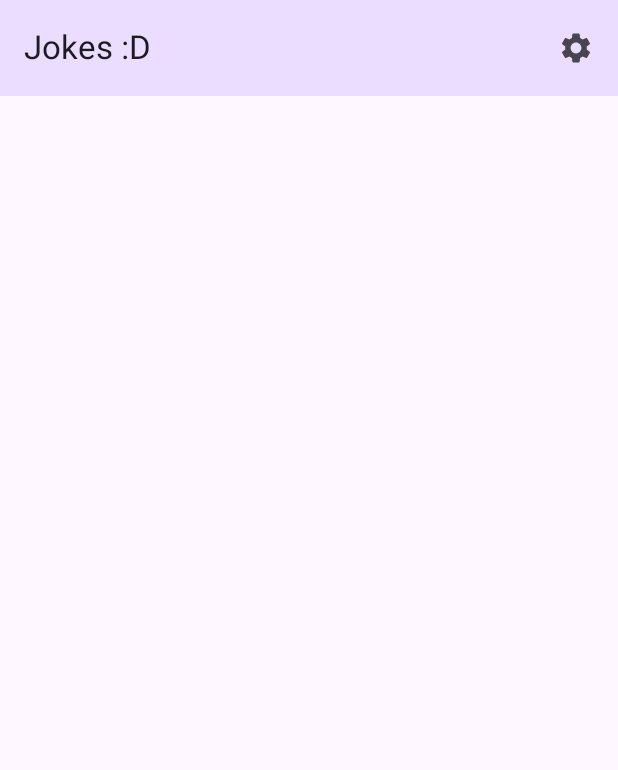
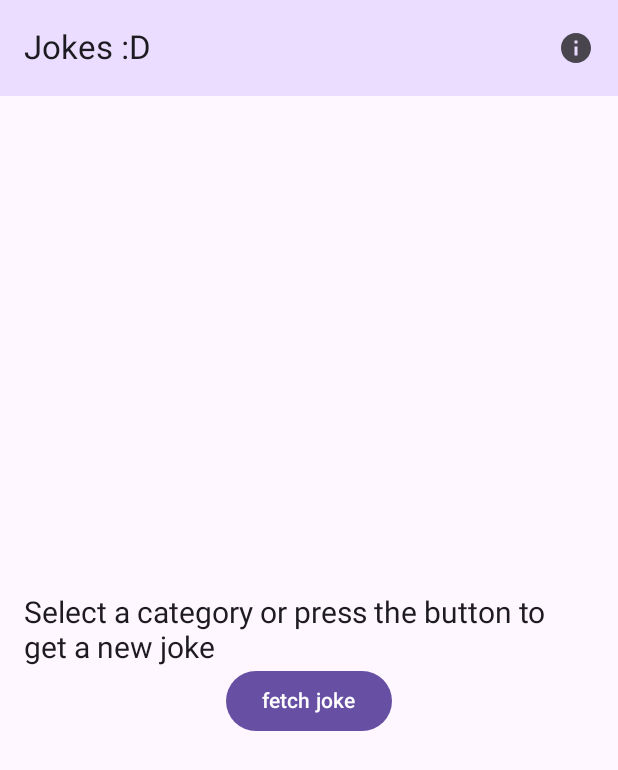
Before and after one commit to uhoney/natiivimobiili-jokes, an Android app built with Jetpack Compose: the screen it shows after launch (MainActivity), on a phone screen of 412 x 824 dp. Shown: the top 770 px of the screen. Run offline under Robolectric (Android 15) with nearby library versions, the phone set to English and light mode, and no system bars; our stand-ins replace accompanist.

Commit message:
navigaatio ja teema toimiva

```diff
--- a/app/src/main/java/com/example/natiivimobiili_jokes/view/CustomTAB.kt
+++ b/app/src/main/java/com/example/natiivimobiili_jokes/view/CustomTAB.kt
@@ -1,6 +1,8 @@
 package com.example.natiivimobiili_jokes.view
 
 import androidx.compose.material.icons.Icons
+import androidx.compose.material.icons.automirrored.filled.ArrowBack
+import androidx.compose.material.icons.filled.Info
 import androidx.compose.material.icons.filled.Settings
 import androidx.compose.material3.ExperimentalMaterial3Api
 import androidx.compose.material3.Icon
@@ -23,16 +25,22 @@ fun CustomTAB(navController: NavController, screenTitle: String) {
     TopAppBar(
         title = { Text(screenTitle) },
         colors = TopAppBarDefaults.topAppBarColors(MaterialTheme.colorScheme.primaryContainer),
+        navigationIcon = {
+            if (currentRoute == "about") {
+                IconButton(onClick = { navController.popBackStack() }) {
+                    Icon(Icons.AutoMirrored.Filled.ArrowBack, contentDescription = "Back")
+                }
+            }
+        },
         actions = {
-            IconButton(
-                onClick = {
-                    if (currentRoute != "settings") {
-                        navController.navigate("settings")
-                    }
-                },
-                enabled = currentRoute != "settings"
-            ) {
-                Icon(Icons.Default.Settings, contentDescription = "Settings screen")
+            if (currentRoute != "about") {
+                IconButton(
+                    onClick = {
+                        navController.navigate("about")
+                    })
+                {
+                    Icon(Icons.Default.Info, contentDescription = "About screen")
+                }
             }
         }
     )
--- a/app/src/main/java/com/example/natiivimobiili_jokes/view/MainActivity.kt
+++ b/app/src/main/java/com/example/natiivimobiili_jokes/view/MainActivity.kt
@@ -14,6 +14,7 @@ import androidx.compose.runtime.SideEffect
 import androidx.compose.runtime.getValue
 import androidx.compose.runtime.mutableStateOf
 import androidx.compose.runtime.remember
+import androidx.compose.runtime.setValue
 import androidx.compose.ui.Modifier
 import androidx.compose.ui.res.stringResource
 import androidx.navigation.compose.NavHost
@@ -60,11 +61,16 @@ fun JokesApp() {
 
 
     NavHost(navController = navController, startDestination = "main") {
-        composable("main") { MainScreen(navController, stringResource(R.string.nav_title_main)) }
-        composable("settings") {
-            SettingsScreen(
+        composable("main") {
+            MainScreen(
                 navController,
-                stringResource(R.string.nav_title_settings)
+                stringResource(R.string.nav_title_main)
+            )
+        }
+        composable("about") {
+            AboutScreen(
+                navController,
+                stringResource(R.string.nav_title_about)
             )
         }
     }
--- a/app/src/main/java/com/example/natiivimobiili_jokes/view/MainScreen.kt
+++ b/app/src/main/java/com/example/natiivimobiili_jokes/view/MainScreen.kt
@@ -1,22 +1,40 @@
 package com.example.natiivimobiili_jokes.view
 
+import androidx.compose.foundation.layout.Arrangement
 import androidx.compose.foundation.layout.Box
+import androidx.compose.foundation.layout.Column
+import androidx.compose.foundation.layout.fillMaxSize
 import androidx.compose.foundation.layout.padding
 import androidx.compose.material3.*
 import androidx.compose.runtime.Composable
+import androidx.compose.ui.Alignment
 import androidx.compose.ui.Modifier
+import androidx.compose.ui.layout.VerticalAlignmentLine
 import androidx.compose.ui.res.stringResource
+import androidx.compose.ui.text.TextStyle
+import androidx.compose.ui.unit.dp
+import androidx.compose.ui.unit.sp
 import com.example.natiivimobiili_jokes.R
 import androidx.navigation.NavController
 
 @Composable
 fun MainScreen(navController: NavController, screenTitle: String) {
-    Scaffold(
-        topBar = { CustomTAB(navController, screenTitle) },
-        content = { innerPadding ->
-            Box(modifier = Modifier.padding(innerPadding)) {
-
+    Column {
+        CustomTAB(navController, screenTitle)
+        Column(
+            modifier = Modifier
+                .fillMaxSize()
+                .padding(16.dp),
+            horizontalAlignment = Alignment.CenterHorizontally,
+            verticalArrangement = Arrangement.Center
+        ) {
+            Text(
+                stringResource(R.string.main_text),
+                style = TextStyle(fontSize = 20.sp)
+            )
+            Button(onClick = { /*TODO*/ }) {
+                Text(stringResource(R.string.button_fetch_joke))
             }
         }
-    )
+    }
 }
--- a/app/src/main/res/values/strings.xml
+++ b/app/src/main/res/values/strings.xml
@@ -1,6 +1,9 @@
 <resources>
     <string name="app_name">natiivimobiili-jokes</string>
     <string name="nav_title_main">Jokes :D</string>
-    <string name="nav_title_settings">Settings</string>
-    <string name="settings_dark_theme">Use dark theme</string>
+    <string name="nav_title_about">About</string>
+    <string name="main_text">Select a category or press the button to get a new joke</string>
+    <string name="about_info">\nTODO: add info about the app</string>
+    <string name="repository_link"><a href="https://github.com/uhoney/natiivimobiili-jokes.git">TODO: add link</a></string>
+    <string name="button_fetch_joke">fetch joke</string>
 </resources>
```
Also changed, not shown: app/src/main/java/com/example/natiivimobiili_jokes/view/AboutScreen.kt (added, +25 -0 lines), app/src/main/java/com/example/natiivimobiili_jokes/view/SettingsScreen.kt (deleted, +0 -60 lines).
